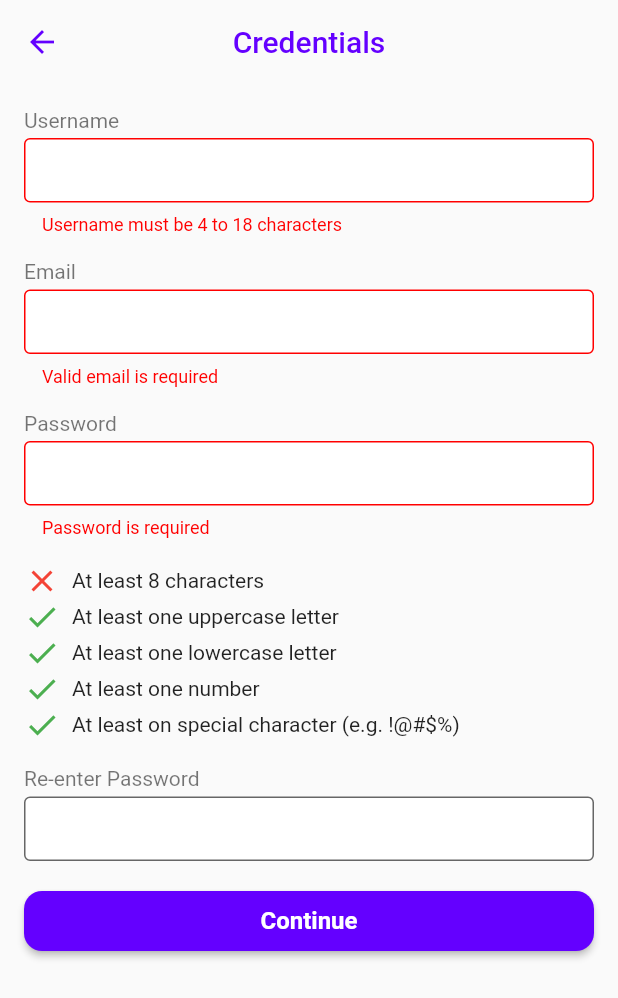
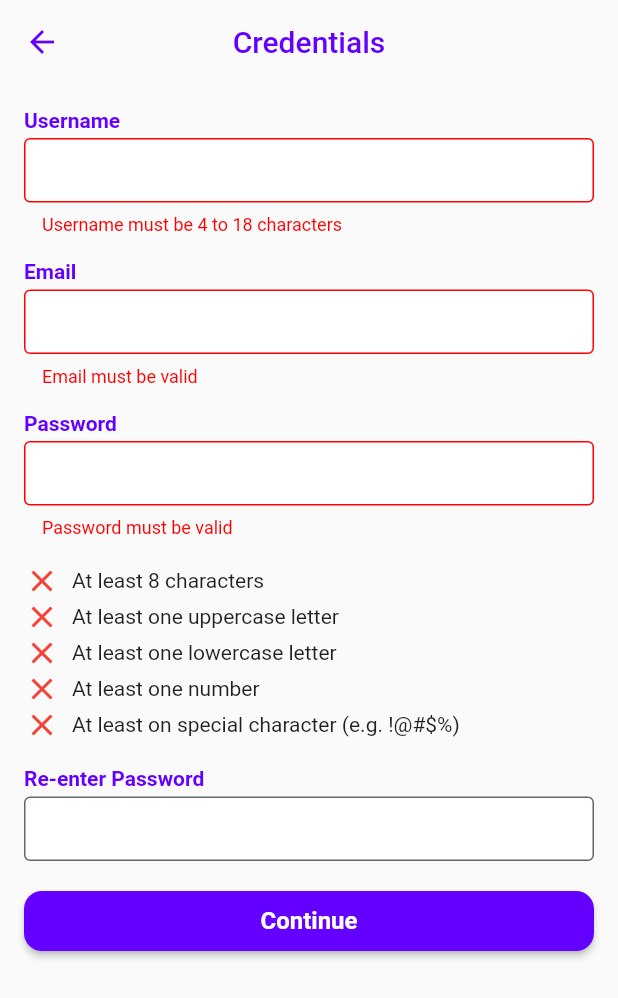
Before and after one commit to jp-ong/flutter-sandbox, a Flutter app: the CredentialsFormView screen opened by its route, after a tap on "Continue", on a phone screen of 412 x 824 dp. Shown: the top 998 px of the screen. Run offline on Flutter 3.47's test engine with Material 2 defaults, Android fonts, the phone set to English and light mode, and no system bars; our stand-ins replace get, local_auth; missing offline and left inert: local_auth_android, local_auth_ios.

Commit message:
Complete credentials form validations

```diff
--- a/lib/app/modules/credentials_form/controllers/credentials_form_controller.dart
+++ b/lib/app/modules/credentials_form/controllers/credentials_form_controller.dart
@@ -4,12 +4,38 @@ import 'package:get/get.dart';
 
 class CredentialsFormController extends GetxController {
   final credentialInfoKey = GlobalKey<FormState>();
+
   TextEditingController usernameController = TextEditingController();
   TextEditingController emailController = TextEditingController();
   TextEditingController passwordController = TextEditingController();
   TextEditingController passwordConfirmController = TextEditingController();
 
+  RxBool hasMinChar = false.obs;
+  RxBool hasUppercase = false.obs;
+  RxBool hasLowercase = false.obs;
+  RxBool hasNumber = false.obs;
+  RxBool hasSpecialChar = false.obs;
+  RxBool isPasswordChecklistVisible = false.obs;
+
+  void onPasswordChange(String password) {
+    hasMinChar.value = password.length >= 8;
+    hasUppercase.value = password.contains(RegExp(r'[A-Z]'));
+    hasLowercase.value = password.contains(RegExp(r'[a-z]'));
+    hasNumber.value = password.contains(RegExp(r'[0-9]'));
+    hasSpecialChar.value = password.contains(RegExp(r'[!@#$%^&*(),.?":{}|<>]'));
+    isPasswordChecklistVisible.value = true;
+  }
+
+  bool isPasswordValid() {
+    return hasMinChar.value &&
+        hasUppercase.value &&
+        hasLowercase.value &&
+        hasNumber.value &&
+        hasSpecialChar.value;
+  }
+
   void submitForm() {
+    isPasswordChecklistVisible.value = true;
     if (credentialInfoKey.currentState!.validate()) {
       Get.toNamed(Routes.PROFILE_FORM);
     }
--- a/lib/app/modules/credentials_form/views/credentials_form_view.dart
+++ b/lib/app/modules/credentials_form/views/credentials_form_view.dart
@@ -10,7 +10,9 @@ class CredentialsFormView extends GetView<CredentialsFormController> {
 
   @override
   Widget build(BuildContext context) {
-    return Scaffold(
+    return GestureDetector(
+      onTap: () => FocusManager.instance.primaryFocus?.unfocus(),
+      child: Scaffold(
         appBar: AppBar(
           title: const Text('Credentials'),
           centerTitle: true,
@@ -35,6 +37,7 @@ class CredentialsFormView extends GetView<CredentialsFormController> {
                 child: const Text('Continue'),
               ),
             ],
+          ),
         ),
       ),
     );
@@ -73,9 +76,8 @@ class CredentialsFormView extends GetView<CredentialsFormController> {
           controller: controller.emailController,
           keyboardType: TextInputType.emailAddress,
           decoration: const InputDecoration(),
-          validator: (value) => value!.isEmpty || !value.isEmail
-              ? 'Valid email is required'
-              : null,
+          validator: (value) =>
+              value!.isEmpty || !value.isEmail ? 'Email must be valid' : null,
         ),
       ],
     );
@@ -91,7 +93,9 @@ class CredentialsFormView extends GetView<CredentialsFormController> {
           controller: controller.passwordController,
           decoration: const InputDecoration(),
           obscureText: true,
-          validator: (value) => value!.isEmpty ? 'Password is required' : null,
+          validator: (value) =>
+              !controller.isPasswordValid() ? 'Password must be valid' : null,
+          onChanged: (value) => controller.onPasswordChange(value),
         ),
       ],
     );
@@ -104,7 +108,7 @@ class CredentialsFormView extends GetView<CredentialsFormController> {
         Text('Re-enter Password', style: Get.textTheme.labelMedium),
         const SizedBox(height: 4),
         TextFormField(
-          controller: controller.passwordController,
+          controller: controller.passwordConfirmController,
           decoration: const InputDecoration(),
           obscureText: true,
           validator: (value) => controller.passwordConfirmController.value !=
@@ -117,17 +121,50 @@ class CredentialsFormView extends GetView<CredentialsFormController> {
   }
 
   Widget passwordChecklist() {
-    return Column(
+    return Obx(
+      () => AnimatedOpacity(
+        duration: const Duration(milliseconds: 500),
+        opacity: controller.isPasswordChecklistVisible.value ? 1.0 : 0.0,
+        child: Visibility(
+          visible: controller.isPasswordChecklistVisible.value,
+          child: Column(
             crossAxisAlignment: CrossAxisAlignment.start,
             children: [
               formGap(),
-        passwordChecklistItem('At least 8 characters', false),
-        passwordChecklistItem('At least one uppercase letter', true),
-        passwordChecklistItem('At least one lowercase letter', true),
-        passwordChecklistItem('At least one number', true),
-        passwordChecklistItem(
-            'At least on special character (e.g. !@#\$%)', true),
+              Obx(
+                () => passwordChecklistItem(
+                  'At least 8 characters',
+                  controller.hasMinChar.value,
+                ),
+              ),
+              Obx(
+                () => passwordChecklistItem(
+                  'At least one uppercase letter',
+                  controller.hasUppercase.value,
+                ),
+              ),
+              Obx(
+                () => passwordChecklistItem(
+                  'At least one lowercase letter',
+                  controller.hasLowercase.value,
+                ),
+              ),
+              Obx(
+                () => passwordChecklistItem(
+                  'At least one number',
+                  controller.hasNumber.value,
+                ),
+              ),
+              Obx(
+                () => passwordChecklistItem(
+                  'At least on special character (e.g. !@#\$%)',
+                  controller.hasSpecialChar.value,
+                ),
+              ),
             ],
+          ),
+        ),
+      ),
     );
   }
 
--- a/lib/main.dart
+++ b/lib/main.dart
@@ -31,7 +31,8 @@ void main() {
       ),
       labelMedium: TextStyle(
         fontSize: 14,
-        color: Colors.black54,
+        color: Color.fromARGB(255, 100, 0, 255),
+        fontWeight: FontWeight.w700,
       ),
       bodyMedium: TextStyle(
         fontSize: 16,
```
Also changed, not shown: 1 other file. Lines whose indentation alone changed are shown as unchanged.
